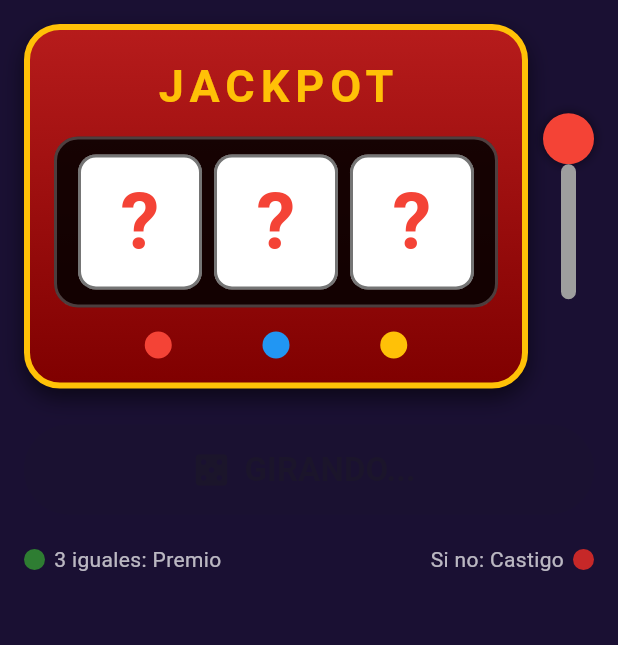
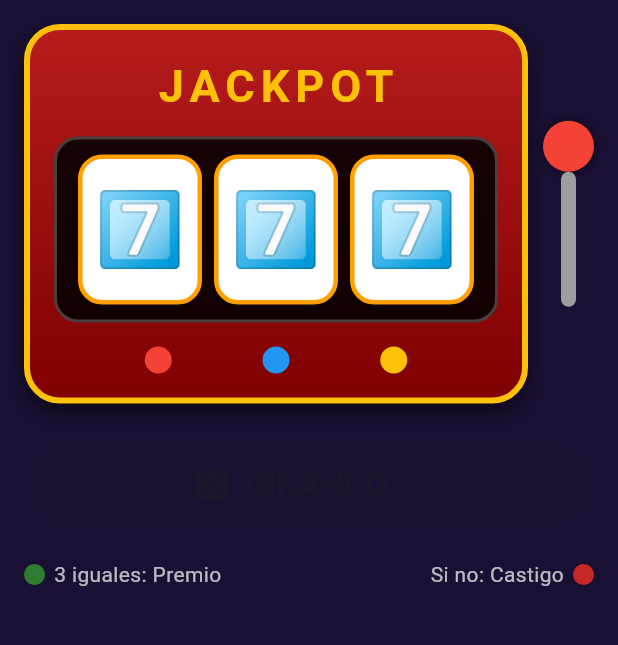
Before and after one commit to dannasofiacruz14-byte/Tragamonedas, a Flutter app: the screen it shows after launch, after a tap on "¡GIRAR!", on a phone screen of 412 x 824 dp, the part 84-729 px from its top. Run offline on Flutter 3.47's test engine with Material 3 defaults, Android fonts, the phone set to English and light mode, and no system bars.

Commit message:
feat: implementacion de animacion de rodillos y tiempos escalonados

```diff
--- a/lib/screens/game_screen.dart
+++ b/lib/screens/game_screen.dart
@@ -1,7 +1,9 @@
+// lib/screens/game_screen.dart
 import 'dart:math';
 import 'package:flutter/material.dart';
 import '../theme/app_colors.dart';
 import '../widgets/result_dialog.dart';
+import '../widgets/rodillos_widget.dart';
 
 class GameScreen extends StatefulWidget {
   const GameScreen({super.key});
@@ -18,23 +20,21 @@ class _GameScreenState extends State<GameScreen> {
     setState(() {
       _girando = true;
     });
-
-    // PROVISIONAL: simula 3 segundos de giro y un resultado aleatorio.
-    // Integrante 2: aquí se conecta la animación de los rodillos.
-    // Integrante 3: aquí se llama a la lógica que decide premio o castigo.
-    Future.delayed(const Duration(seconds: 3), () {
-      if (!mounted) return;
-      setState(() {
-        _girando = false;
-      });
-      final bool esPremio = Random().nextBool();
-      _alTerminarGiro(esPremio, esPremio ? 'Ganas un dulce' : 'Haz 10 sentadillas');
-    });
   }
 
-  // ÚNICO punto de conexión: cuando se detiene el último rodillo
-  // y ya se sabe el resultado, se llama a esta función.
-  void _alTerminarGiro(bool esPremio, String mensaje) {
+  // Se ejecuta automáticamente al finalizar la animación de los 3 rodillos
+  void _alTerminarGiro(List<String> resultados) {
+    if (!mounted) return;
+
+    setState(() {
+      _girando = false;
+    });
+
+    // PROVISIONAL: Evaluación básica hasta que el Integrante 3 conecte sus listas
+    // Verifica si los 3 símbolos son idénticos
+    final bool esPremio = resultados[0] == resultados[1] && resultados[1] == resultados[2];
+    final String mensaje = esPremio ? '¡Felicidades! Ganas un premio' : 'Haz 10 sentadillas';
+
     mostrarResultado(context, esPremio: esPremio, mensaje: mensaje);
   }
 
@@ -73,13 +73,12 @@ class _GameScreenState extends State<GameScreen> {
               borderRadius: BorderRadius.circular(16),
               border: Border.all(color: Colors.white24, width: 2),
             ),
-            // PROVISIONAL: Integrante 2 reemplaza esto por su widget de rodillos
-            child: Row(
-              children: [
-                _Rodillo(girando: _girando),
-                _Rodillo(girando: _girando),
-                _Rodillo(girando: _girando),
-              ],
+
+
+            //  Componente de los rodillos con animación
+            child: SlotMachineReels(
+              girando: _girando,
+              onAnimationComplete: _alTerminarGiro,
             ),
           ),
           const SizedBox(height: 16),
@@ -161,37 +160,6 @@ class _GameScreenState extends State<GameScreen> {
   }
 }
 
-// Rodillo PROVISIONAL (lo reemplaza el widget del Integrante 2)
-class _Rodillo extends StatelessWidget {
-  final bool girando;
-  const _Rodillo({required this.girando});
-
-  @override
-  Widget build(BuildContext context) {
-    return Expanded(
-      child: Container(
-        margin: const EdgeInsets.symmetric(horizontal: 4),
-        height: 90,
-        decoration: BoxDecoration(
-          color: Colors.white,
-          borderRadius: BorderRadius.circular(12),
-          border: Border.all(color: Colors.black54, width: 2),
-        ),
-        child: Center(
-          child: Text(
-            girando ? '?' : '7',
-            style: const TextStyle(
-              fontSize: 52,
-              fontWeight: FontWeight.bold,
-              color: Colors.red,
-            ),
-          ),
-        ),
-      ),
-    );
-  }
-}
-
 // Palanca (tirador) de la máquina
 class _Palanca extends StatelessWidget {
   final VoidCallback? onTap;
--- a/lib/widgets/result_dialog.dart
+++ b/lib/widgets/result_dialog.dart
@@ -1,7 +1,7 @@
 import 'package:flutter/material.dart';
 import '../theme/app_colors.dart';
 
-// Función que usan los demás para mostrar el pop-up
+
 void mostrarResultado(
   BuildContext context, {
   required bool esPremio,
--- /dev/null
+++ b/lib/widgets/rodillos_widget.dart
@@ -0,0 +1,152 @@
+import 'dart:async';
+import 'dart:math';
+import 'package:flutter/material.dart';
+
+class SlotMachineReels extends StatefulWidget {
+  final bool girando;
+  final Function(List<String> resultadosFinales)? onAnimationComplete;
+
+  const SlotMachineReels({
+    super.key,
+    required this.girando,
+    this.onAnimationComplete,
+  });
+
+  @override
+  State<SlotMachineReels> createState() => _SlotMachineReelsState();
+}
+
+class _SlotMachineReelsState extends State<SlotMachineReels> {
+
+  final List<String> _simbolos = ['🍒', '🔔', '⭐', '💎', '7️⃣', '💀'];
+
+  // Controladores de Scroll
+  late List<ScrollController> _controllers;
+  late List<Timer?> _timers;
+
+  List<String> _simbolosVisibles = ['7️⃣', '7️⃣', '7️⃣'];
+
+  @override
+  void initState() {
+    super.initState();
+    _controllers = List.generate(3, (_) => ScrollController());
+    _timers = List.filled(3, null);
+  }
+
+  @override
+  void didUpdateWidget(covariant SlotMachineReels oldWidget) {
+    super.didUpdateWidget(oldWidget);
+
+    //  iniciamos la animación
+    if (widget.girando && !oldWidget.girando) {
+      _iniciarGiro();
+    }
+  }
+
+  void _iniciarGiro() {
+    final random = Random();
+
+
+    List<String> resultadosFinales = [
+      _simbolos[random.nextInt(_simbolos.length)],
+      _simbolos[random.nextInt(_simbolos.length)],
+      _simbolos[random.nextInt(_simbolos.length)],
+    ];
+
+    // Tiempos
+    final tiemposParada = [2000, 3000, 4000];
+
+    for (int i = 0; i < 3; i++) {
+      _animarRodillo(i, tiemposParada[i], resultadosFinales[i]);
+    }
+
+    Future.delayed(const Duration(milliseconds: 4500), () {
+      if (mounted) {
+        setState(() {
+          _simbolosVisibles = resultadosFinales;
+        });
+        if (widget.onAnimationComplete != null) {
+          widget.onAnimationComplete!(resultadosFinales);
+        }
+      }
+    });
+  }
+
+  void _animarRodillo(int index, int duracionMs, String resultadoFinal) {
+    const int velocidadLoop = 50; // Velocidad del desplazamiento
+    int tiempoTranscurrido = 0;
+
+    _timers[index]?.cancel();
+    _timers[index] = Timer.periodic(const Duration(milliseconds: velocidadLoop), (timer) {
+      tiempoTranscurrido += velocidadLoop;
+
+      if (tiempoTranscurrido >= duracionMs) {
+        timer.cancel();
+      } else {
+        setState(() {
+
+          _simbolosVisibles[index] = _simbolos[Random().nextInt(_simbolos.length)];
+        });
+      }
+    });
+  }
+
+  @override
+  void dispose() {
+    for (var timer in _timers) {
+      timer?.cancel();
+    }
+    for (var controller in _controllers) {
+      controller.dispose();
+    }
+    super.dispose();
+  }
+
+  @override
+  Widget build(BuildContext context) {
+    return Row(
+      mainAxisAlignment: MainAxisAlignment.spaceEvenly,
+      children: List.generate(3, (index) => _buildSingleReel(index)),
+    );
+  }
+
+  Widget _buildSingleReel(int index) {
+    return Expanded(
+      child: Container(
+        margin: const EdgeInsets.symmetric(horizontal: 4),
+        height: 100,
+        decoration: BoxDecoration(
+          color: Colors.white,
+          borderRadius: BorderRadius.circular(16),
+          border: Border.all(color: Colors.amber.shade700, width: 3),
+          boxShadow: const [
+            BoxShadow(
+              color: Colors.black26,
+              blurRadius: 4,
+              offset: Offset(0, 4),
+            )
+          ],
+        ),
+        child: Center(
+          child: AnimatedSwitcher(
+            duration: const Duration(milliseconds: 100),
+            transitionBuilder: (Widget child, Animation<double> animation) {
+              return SlideTransition(
+                position: Tween<Offset>(
+                  begin: const Offset(0, -0.5),
+                  end: Offset.zero,
+                ).animate(animation),
+                child: child,
+              );
+            },
+            child: Text(
+              _simbolosVisibles[index],
+              key: ValueKey<String>('${_simbolosVisibles[index]}_$index'),
+              style: const TextStyle(fontSize: 48),
+            ),
+          ),
+        ),
+      ),
+    );
+  }
+}
```
Also changed, not shown: pubspec.lock.
